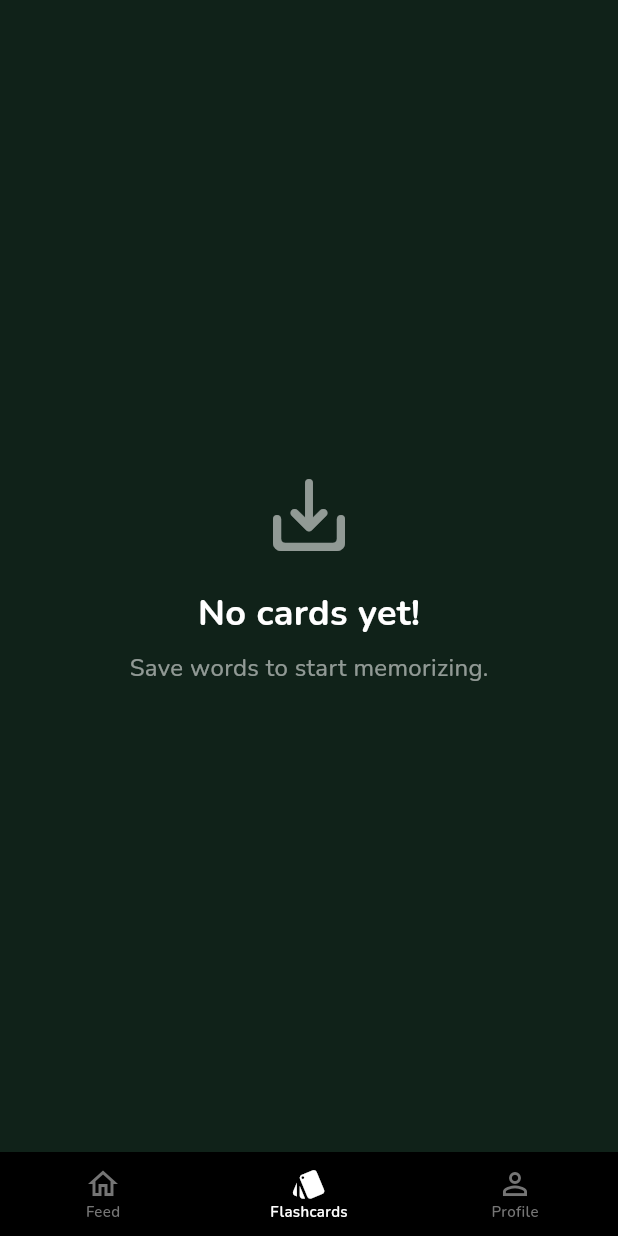
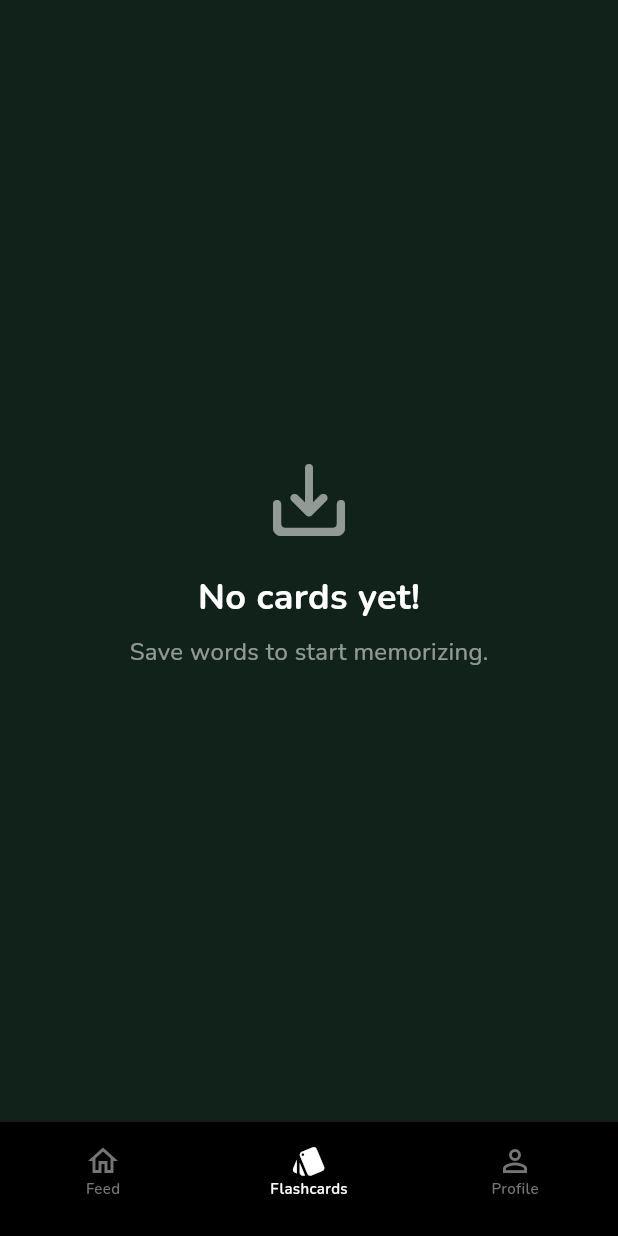
Before and after one commit to davidtran/pandascroll, a Flutter app: the screen it shows once a user with an empty profile is signed in, item 2 of the bottom bar chosen, on a phone screen of 412 x 824 dp. Run offline on Flutter 3.47's test engine with Material 3 defaults, Android fonts, the light colour scheme and no system bars; our stand-ins replace confetti, flutter_card_swiper, flutter_local_notifications, flutter_riverpod, font_awesome_flutter, google_sign_in and 10 more; missing offline and left inert: flutter_langdetect, pointer_interceptor, record, tutorial_coach_mark, webview_flutter_android, webview_flutter_wkwebview; accounts and stored records are empty; network calls fail.

Commit message:
update layout

```diff
--- a/lib/src/features/feed/presentation/widgets/video_post.dart
+++ b/lib/src/features/feed/presentation/widgets/video_post.dart
@@ -323,7 +323,7 @@ class _VideoPostState extends ConsumerState<VideoPost> {
         // Actions Column (Right Side)
         Positioned(
           right: 16,
-          bottom: 100, // Adjusted to sit above button
+          bottom: 80, // Adjusted to sit above button
           child: PointerInterceptor(
             child: Column(
               children: [
@@ -414,7 +414,7 @@ class _VideoPostState extends ConsumerState<VideoPost> {
         Positioned(
           left: 16,
           right: 80, // Space for actions
-          bottom: 100, // aligned with actions bottom
+          bottom: 80, // aligned with actions bottom
           child: PointerInterceptor(
             child: Column(
               crossAxisAlignment: CrossAxisAlignment.start,
@@ -474,7 +474,7 @@ class _VideoPostState extends ConsumerState<VideoPost> {
         Positioned(
           left: 16,
           right: 16,
-          bottom: 24,
+          bottom: 10,
           child: AnimatedOpacity(
             duration: const Duration(milliseconds: 200),
             opacity: widget.hideContent ? 0.0 : 1.0,
--- a/lib/src/features/flashcards/presentation/views/flashcards_view.dart
+++ b/lib/src/features/flashcards/presentation/views/flashcards_view.dart
@@ -221,7 +221,7 @@ class _FlashcardsViewState extends ConsumerState<FlashcardsView> {
       }
 
       return const Scaffold(
-        backgroundColor: pandaBlack,
+        backgroundColor: Colors.black,
         body: Center(
           child: Column(
             mainAxisAlignment: MainAxisAlignment.center,
--- a/lib/src/features/home/presentation/views/main_navigation_view.dart
+++ b/lib/src/features/home/presentation/views/main_navigation_view.dart
@@ -30,21 +30,37 @@ class _MainNavigationViewState extends ConsumerState<MainNavigationView> {
 
   @override
   Widget build(BuildContext context) {
+    final isProfile = _currentIndex == 2;
+    final backgroundColor = isProfile ? Colors.white : Colors.black;
+    final contentColor = isProfile ? Colors.black : Colors.white;
+    final unselectedColor = isProfile ? Colors.grey[400] : Colors.grey[600];
+    final borderColor = isProfile ? Colors.black12 : Colors.white12;
+
     return Scaffold(
-      backgroundColor: Colors.black,
+      backgroundColor: backgroundColor,
       body: IndexedStack(index: _currentIndex, children: _pages),
-      bottomNavigationBar: Theme(
+      bottomNavigationBar: Container(
+        decoration: BoxDecoration(
+          color: backgroundColor,
+          border: Border(top: BorderSide(color: borderColor, width: 0.5)),
+        ),
+        child: Theme(
           data: Theme.of(context).copyWith(
             splashColor: Colors.transparent,
             highlightColor: Colors.transparent,
           ),
+          child: MediaQuery.removePadding(
+            context: context,
+            removeBottom: true,
+            child: Padding(
+              padding: const EdgeInsets.only(bottom: 15.0, top: 5),
               child: BottomNavigationBar(
                 currentIndex: _currentIndex,
                 onTap: _onItemTapped,
-          backgroundColor: Colors.black,
+                backgroundColor: backgroundColor,
                 type: BottomNavigationBarType.fixed,
-          selectedItemColor: Colors.white,
-          unselectedItemColor: Colors.grey[600],
+                selectedItemColor: contentColor,
+                unselectedItemColor: unselectedColor,
                 showSelectedLabels: true,
                 showUnselectedLabels: true,
                 selectedLabelStyle: const TextStyle(
@@ -65,7 +81,9 @@ class _MainNavigationViewState extends ConsumerState<MainNavigationView> {
                   BottomNavigationBarItem(
                     icon: Consumer(
                       builder: (context, ref, child) {
-                  final dueCountAsync = ref.watch(flashcardsDueCountProvider);
+                        final dueCountAsync = ref.watch(
+                          flashcardsDueCountProvider,
+                        );
                         final dueCount = dueCountAsync.maybeWhen(
                           data: (value) => value,
                           orElse: () => 0,
@@ -114,6 +132,9 @@ class _MainNavigationViewState extends ConsumerState<MainNavigationView> {
                 ],
               ),
             ),
+          ),
+        ),
+      ),
     );
   }
 }
```
Also changed, not shown: lib/src/features/profile/presentation/views/profile_view.dart (+2 -27 lines), lib/src/features/profile/presentation/widgets/profile_settings.dart (+14 -25 lines), lib/src/features/profile/presentation/widgets/profile_stats.dart (+4 -11 lines). Lines whose indentation alone changed are shown as unchanged.
